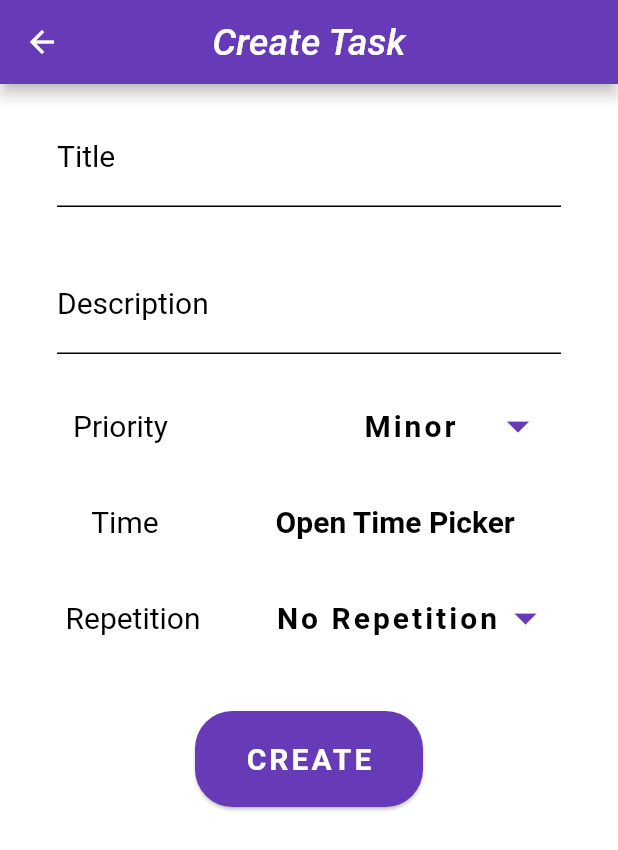
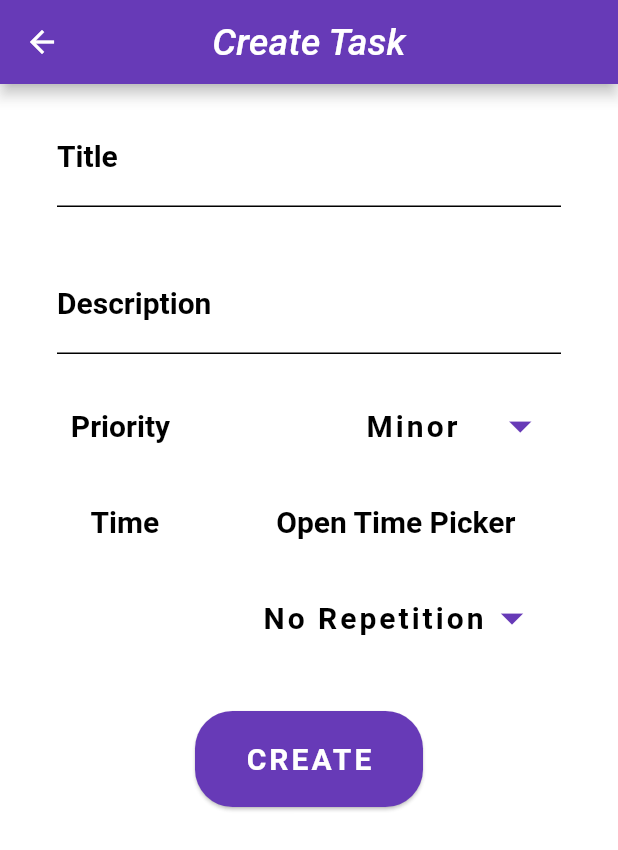
Before and after one commit to yusufaktog/Reminder-Assistant, a Flutter app: the CreateTaskPage screen opened directly, on a phone screen of 412 x 824 dp. Shown: the top 850 px of the screen. Run offline on Flutter 3.47's test engine with Material 2 defaults, Android fonts, the phone set to English and light mode, and no system bars; our stand-ins replace cloud_firestore, firebase_auth, firebase_core, flutter_datetime_picker, flutter_local_notifications, flutter_native_timezone and 4 more; accounts and stored records are empty; Roboto replaces fonts that are missing (Georgia).

Commit message:
task card views improved

```diff
--- a/lib/constants.dart
+++ b/lib/constants.dart
@@ -33,14 +33,10 @@
 // Define the default font family.
   fontFamily: 'Georgia',
   textTheme: const TextTheme(
-    headline1: TextStyle(
-      color: Colors.black,
-      fontSize: 36.0,
-      fontWeight: FontWeight.bold,
-    ),
+    headline1: TextStyle(color: Colors.black, fontSize: 36.0, fontWeight: FontWeight.bold),
     headline2: TextStyle(fontSize: 20.0, fontWeight: FontWeight.bold, color: Colors.white, letterSpacing: 2),
-    headline3: TextStyle(color: Colors.black, fontSize: 20, fontWeight: FontWeight.normal),
-    headline4: TextStyle(color: Colors.black, fontSize: 20, fontWeight: FontWeight.bold),
+    headline3: TextStyle(fontSize: 16, fontWeight: FontWeight.normal, color: Colors.white),
+    headline4: TextStyle(fontSize: 16, fontWeight: FontWeight.bold, color: Colors.black),
     headline5: TextStyle(fontSize: 20.0, fontWeight: FontWeight.bold, color: Colors.black),
     headline6: TextStyle(fontSize: 25.0, fontStyle: FontStyle.italic, color: Colors.black),
     bodyText1: TextStyle(fontSize: 18.0, color: Colors.black),
--- a/lib/model/task.dart
+++ b/lib/model/task.dart
@@ -1,9 +1,18 @@
 class Task {
+  final String? id;
   final String title;
   final String description;
   final String time;
   final String priority;
   final int notificationId;
+  final String repetition;
 
-  Task({required this.priority, required this.time, required this.title, required this.notificationId, required this.description});
+  Task(
+      {this.id,
+      required this.repetition,
+      required this.priority,
+      required this.time,
+      required this.title,
+      required this.notificationId,
+      required this.description});
 }
--- a/lib/pages/create_task.dart
+++ b/lib/pages/create_task.dart
@@ -37,7 +37,7 @@
   var _title = "";
   var _description = "";
   var _priority = "";
-  var _repetition = "";
+  var _repetition = "No Repetition";
   var _time = DateTime.now();
   var _initialTimeText = "Open Time Picker";
 
@@ -59,7 +59,7 @@
                 child: Padding(
                   padding: const EdgeInsets.symmetric(horizontal: 8, vertical: 16),
                   child: CustomUnderlinedTextField(
-                    style: mainTheme.textTheme.headline3!,
+                    style: mainTheme.textTheme.headline5!,
                     onChanged: (value) {
                       _title = value;
                     },
@@ -72,7 +72,7 @@
                 child: Padding(
                   padding: const EdgeInsets.symmetric(horizontal: 8, vertical: 16),
                   child: CustomUnderlinedTextField(
-                    style: mainTheme.textTheme.headline3!,
+                    style: mainTheme.textTheme.headline5!,
                     onChanged: (value) {
                       _description = value;
                     },
@@ -85,7 +85,7 @@
                 children: [
                   Text(
                     "Priority",
-                    style: mainTheme.textTheme.headline3,
+                    style: mainTheme.textTheme.headline5,
                   ),
                   const SizedBox(width: 130),
                   Container(
@@ -108,13 +108,13 @@
               Row(
                 mainAxisAlignment: MainAxisAlignment.center,
                 children: [
-                  Text("Time", style: mainTheme.textTheme.headline3),
+                  Text("Time", style: mainTheme.textTheme.headline5),
                   const SizedBox(width: 70),
                   Container(
                     padding: const EdgeInsets.symmetric(vertical: 8),
                     child: CustomTextButton(
                         text: _initialTimeText,
-                        textStyle: mainTheme.textTheme.headline4,
+                        textStyle: mainTheme.textTheme.headline5,
                         onPressed: () {
                           DatePicker.showDateTimePicker(
                             context,
@@ -191,6 +191,7 @@
                       }
 
                       int _notificationId = createRandomNotificationId();
+                      // fit to 2^32
                       while (_notificationId >= 0x7fffffff) {
                         _notificationId = (_notificationId * Random().nextDouble()).toInt();
                         debugPrint(_notificationId.toString());
@@ -211,7 +212,8 @@
                             description: _description,
                             notificationId: _notificationId,
                             time: _time.toString().split('.')[0],
-                            title: _title));
+                            title: _title,
+                            repetition: _repetition));
 
                         showToastMessage("Task successfully created", Colors.black, 20);
                         Navigator.of(context).pop();
--- a/lib/service/auth.dart
+++ b/lib/service/auth.dart
@@ -8,7 +8,7 @@
     return user.user;
   }
 
-  signOut() async {
-    return await _auth.signOut();
+  Future<void> signOut() async {
+    await _auth.signOut();
   }
 }
```
Also changed, not shown: lib/pages/authorized_user.dart (+37 -42 lines), lib/pages/task_card.dart (+45 -10 lines), lib/service/task.dart (+9 -2 lines).
